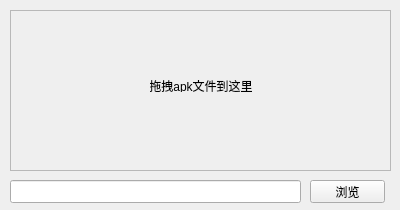
Qt form resource/apkfile/ui_apkfile.ui (lirunquan/APK_Installer) before a commit.
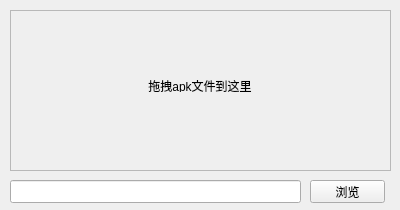
The same form after that commit.

Patch:
```diff
--- a/resource/apkfile/ui_apkfile.ui
+++ b/resource/apkfile/ui_apkfile.ui
@@ -34,9 +34,9 @@
    <widget class="QLabel" name="label">
     <property name="geometry">
      <rect>
-      <x>140</x>
+      <x>90</x>
       <y>70</y>
-      <width>102</width>
+      <width>200</width>
       <height>12</height>
      </rect>
     </property>
```
